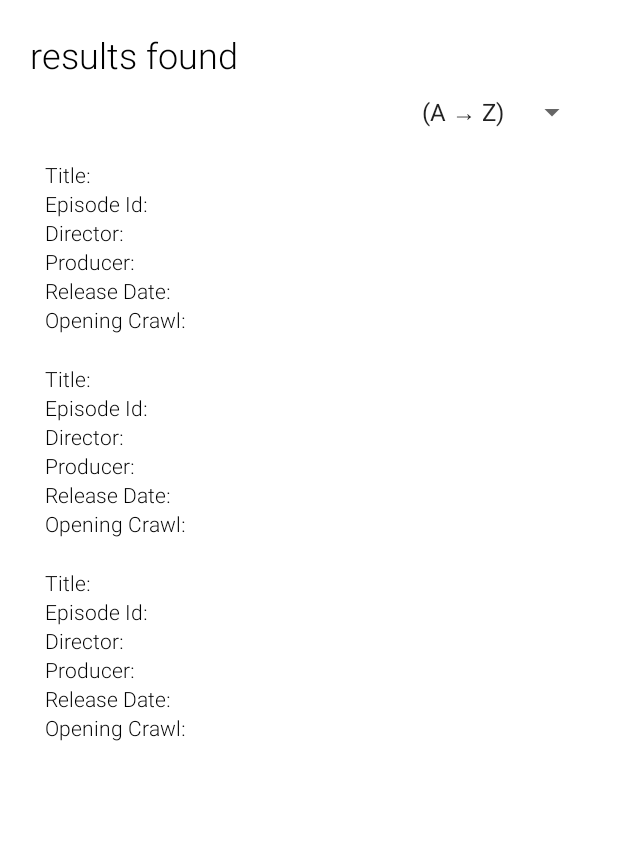
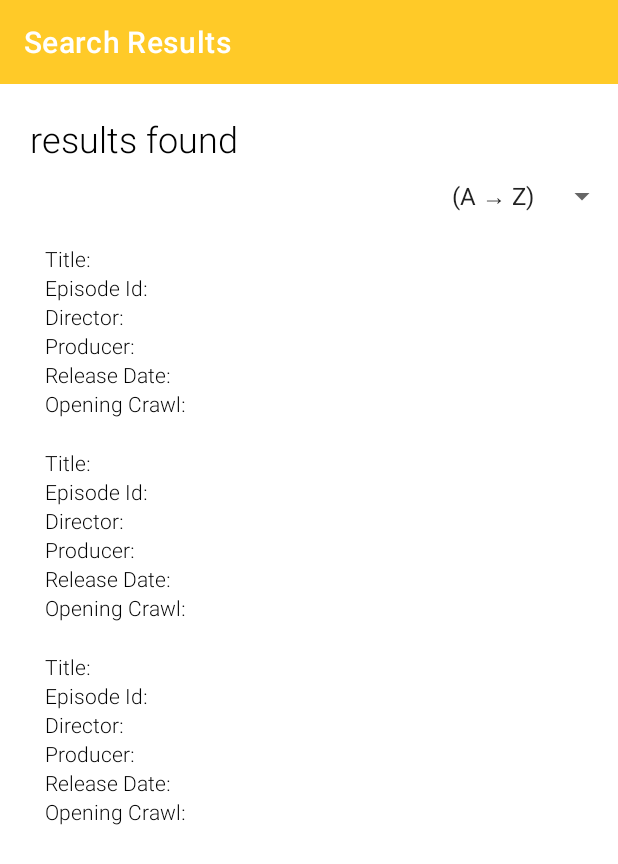
Before and after one commit to neomistletoe/uktv-task, an Android app built with Jetpack Compose: the layout activity_result.xml on its own in the app's theme, with its tools: preview values and no code run, on a phone screen of 412 x 824 dp. Shown: the top 864 px of the screen. Run offline under Robolectric (Android 15) with nearby library versions, the phone set to English and light mode, and no system bars.

Commit message:
FEAT: Add Back button to ResultActivity

```diff
--- a/app/src/main/res/layout/activity_result.xml
+++ b/app/src/main/res/layout/activity_result.xml
@@ -4,18 +4,30 @@
     xmlns:tools="http://schemas.android.com/tools"
     android:layout_width="match_parent"
     android:layout_height="match_parent"
-    android:padding="20dp"
     tools:context=".ui.result.ResultActivity">
+
+    <androidx.appcompat.widget.Toolbar
+        android:id="@+id/toolbar"
+        android:layout_width="0dp"
+        android:layout_height="?attr/actionBarSize"
+        android:background="#FFCA28"
+        android:theme="@style/ThemeOverlay.AppCompat.Dark.ActionBar"
+        app:layout_constraintEnd_toEndOf="parent"
+        app:layout_constraintStart_toStartOf="parent"
+        app:layout_constraintTop_toTopOf="parent"
+        app:title="Search Results" />
 
     <TextView
         android:id="@+id/text_title"
         android:layout_width="wrap_content"
         android:layout_height="wrap_content"
+        android:layout_marginHorizontal="20dp"
+        android:layout_marginTop="20dp"
         android:fontFamily="sans-serif-light"
         android:textColor="@color/black"
         android:textSize="24sp"
         app:layout_constraintStart_toStartOf="parent"
-        app:layout_constraintTop_toTopOf="parent"
+        app:layout_constraintTop_toBottomOf="@id/toolbar"
         tools:text="results found" />
 
     <Spinner
@@ -31,11 +43,12 @@
         android:id="@+id/recycler_results"
         android:layout_width="match_parent"
         android:layout_height="0dp"
+        android:layout_marginHorizontal="20dp"
         android:layout_marginTop="10dp"
         app:layoutManager="androidx.recyclerview.widget.LinearLayoutManager"
         app:layout_constraintBottom_toBottomOf="parent"
+        app:layout_constraintEnd_toEndOf="parent"
         app:layout_constraintStart_toStartOf="parent"
-        app:layout_constraintEnd_toEndOf="parent"
         app:layout_constraintTop_toBottomOf="@id/spinner"
         tools:listitem="@layout/item_film" />
 
```
Also changed, not shown: app/src/main/java/com/mistletoe/uktvtask/ui/result/ResultActivity.kt (+15 -0 lines).
